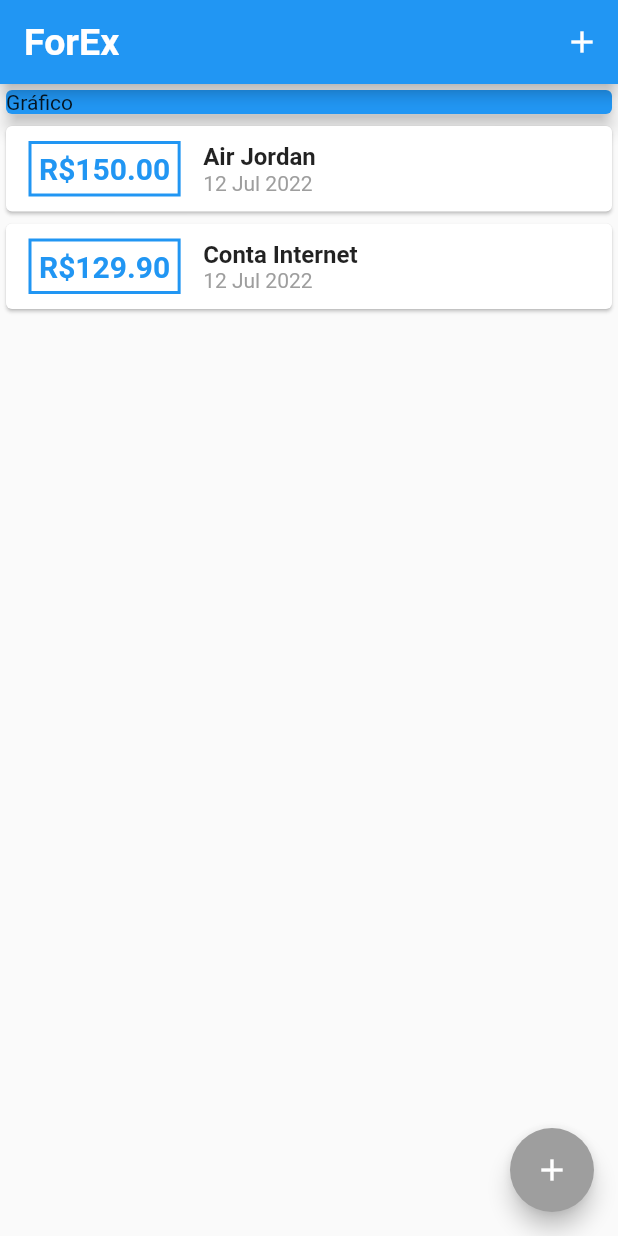
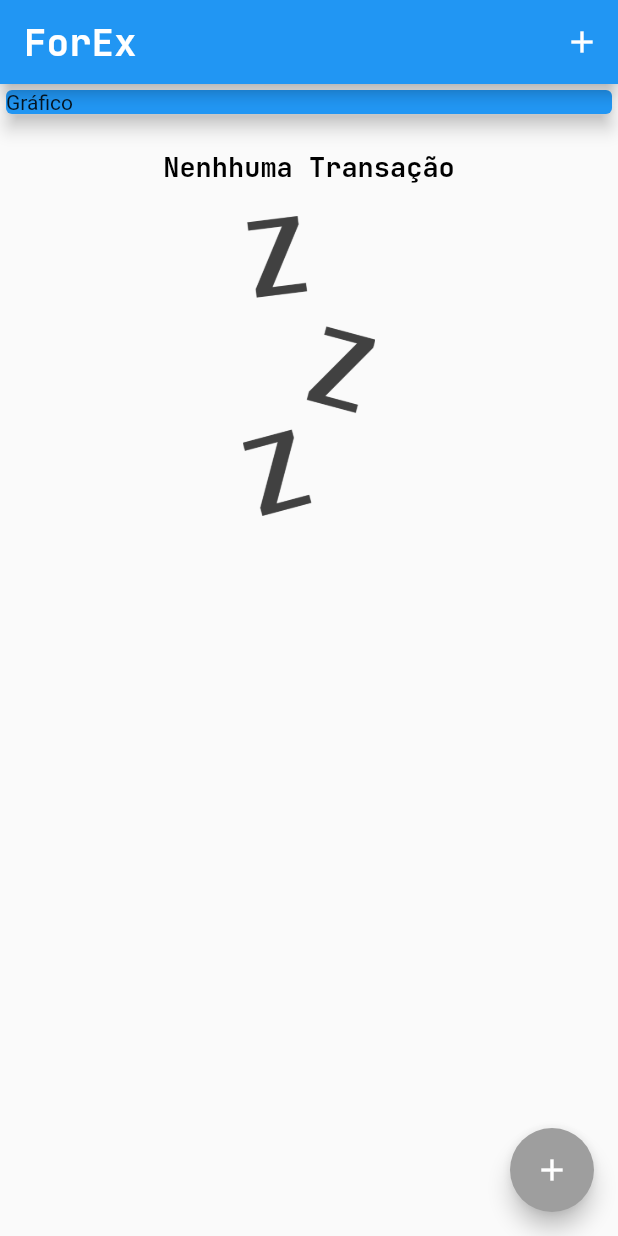
Before and after one commit to JoaoVGStahl/expenses, a Flutter app: the screen it shows after launch, on a phone screen of 412 x 824 dp. Run offline on Flutter 3.47's test engine with Material 2 defaults, Android fonts, the phone set to English and light mode, and no system bars; Roboto replaces fonts that are missing (OpenSans).

```diff
--- a/lib/components/transaction_list.dart
+++ b/lib/components/transaction_list.dart
@@ -1,6 +1,4 @@
 import 'package:expenses/models/transaction.dart';
-import 'package:flutter/src/foundation/key.dart';
-import 'package:flutter/src/widgets/framework.dart';
 
 import 'package:flutter/material.dart';
 import 'package:intl/intl.dart';
@@ -14,7 +12,27 @@ class TransactionList extends StatelessWidget {
   Widget build(BuildContext context) {
     return Container(
       height: 500,
-      child: ListView.builder(
+      child: transactions.isEmpty
+          ? Column(
+              children: [
+                SizedBox(
+                  height: 20,
+                ),
+                Text("Nenhhuma Transação",
+                    style: Theme.of(context).textTheme.headline6),
+                SizedBox(
+                  height: 20,
+                ),
+                Container(
+                  height: 200,
+                  child: Image.asset(
+                    'assets/images/waiting.png',
+                    fit: BoxFit.cover,
+                  ),
+                ),
+              ],
+            )
+          : ListView.builder(
               itemCount: transactions.length,
               itemBuilder: (ctx, index) {
                 final tr = transactions[index];
--- a/lib/main.dart
+++ b/lib/main.dart
@@ -21,7 +21,7 @@ class ExpensesApp extends StatelessWidget {
           ),
           textTheme: tema.textTheme.copyWith(
             headline6: TextStyle(
-              fontFamily: 'OpenSans',
+              fontFamily: 'JetBrainsMono',
               fontSize: 18,
               fontWeight: FontWeight.bold,
               color: Colors.black,
@@ -29,7 +29,7 @@ class ExpensesApp extends StatelessWidget {
           ),
           appBarTheme: AppBarTheme(
             titleTextStyle: TextStyle(
-              fontFamily: 'OpenSans',
+              fontFamily: 'JetBrainsMono',
               fontSize: 25,
               fontWeight: FontWeight.bold,
             ),
@@ -44,8 +44,8 @@ class MyHomePage extends StatefulWidget {
 }
 
 class _MyHomePageState extends State<MyHomePage> {
-  final _transcations = [
-    Transaction(
+  final List<Transaction> _transcations = [
+    /* Transaction(
       id: "t1",
       title: "Air Jordan",
       value: 150.00,
@@ -56,7 +56,7 @@ class _MyHomePageState extends State<MyHomePage> {
       title: "Conta Internet",
       value: 129.90,
       date: DateTime.now(),
-    ),
+    ), */
   ];
 
   _openTransactionFormModal(BuildContext context) {
```
Also changed, not shown: pubspec.yaml (+10 -9 lines), assets/fonts/JetBrainsMono-Bold.ttf (added), assets/fonts/JetBrainsMono-BoldItalic.ttf (added), assets/fonts/JetBrainsMono-ExtraBold.ttf (added), assets/fonts/JetBrainsMono-ExtraBoldItalic.ttf (added), assets/fonts/JetBrainsMono-ExtraLight.ttf (added), assets/fonts/JetBrainsMono-ExtraLightItalic.ttf (added), assets/fonts/JetBrainsMono-Italic.ttf (added), assets/fonts/JetBrainsMono-Light.ttf (added), assets/fonts/JetBrainsMono-LightItalic.ttf (added), assets/fonts/JetBrainsMono-Medium.ttf (added), assets/fonts/JetBrainsMono-MediumItalic.ttf (added), assets/fonts/JetBrainsMono-Regular.ttf (added), assets/fonts/JetBrainsMono-SemiBold.ttf (added), 4 more files. Lines whose indentation alone changed are shown as unchanged.
